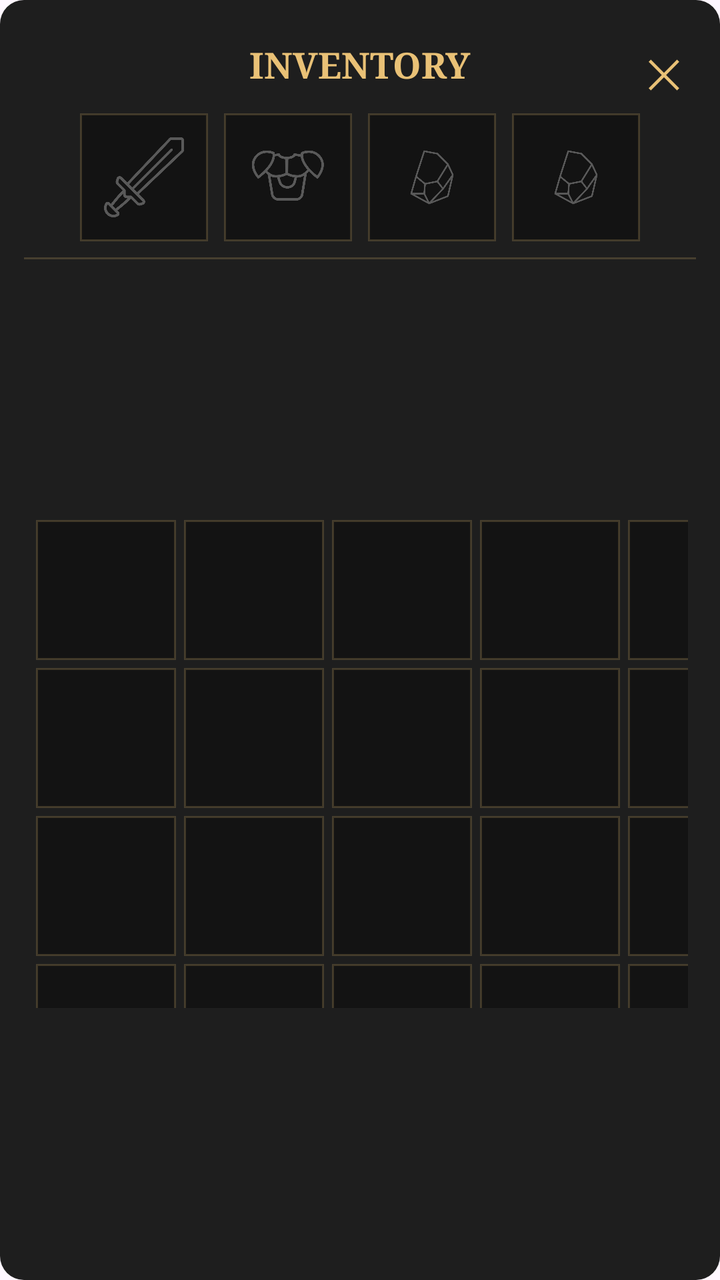
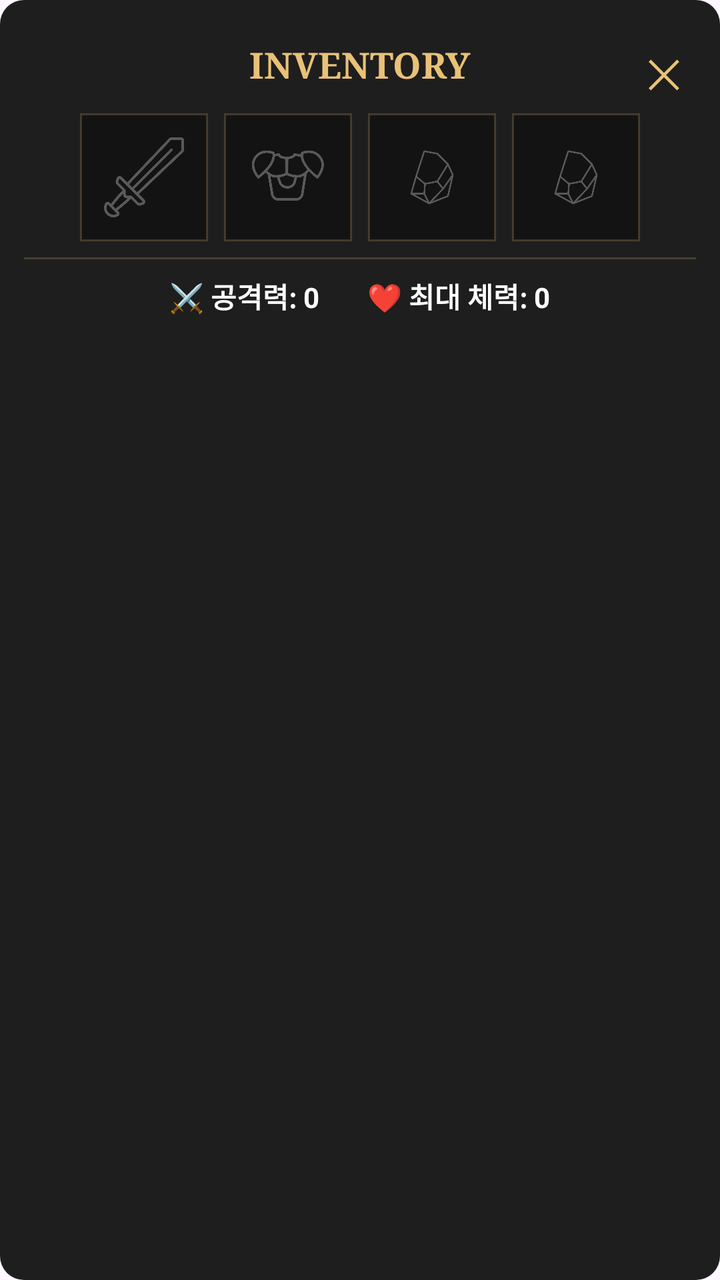

Before-and-after screenshots of an Android layout around one commit, followed by the original layout XML and the change that was made.
<!-- AndroidManifest.xml: application theme Theme.TextDungeon -->
<!-- res/layout/inventory_dialog.xml -->
<?xml version="1.0" encoding="utf-8"?>
<androidx.constraintlayout.widget.ConstraintLayout xmlns:android="http://schemas.android.com/apk/res/android"
    xmlns:app="http://schemas.android.com/apk/res-auto"
    xmlns:tools="http://schemas.android.com/tools"
    android:layout_width="match_parent"
    android:layout_height="wrap_content"
    android:background="@drawable/dialog_rounded_background"
    android:backgroundTint="#1E1E1E"
    android:paddingTop="20dp"
    android:paddingBottom="20dp"
    android:paddingStart="12dp"
    android:paddingEnd="12dp">

    
    <TextView
        android:id="@+id/dialog_title"
        android:layout_width="wrap_content"
        android:layout_height="wrap_content"
        android:text="INVENTORY"
        android:textColor="#E9C176"
        android:textSize="18sp"
        android:fontFamily="serif"
        android:textStyle="bold"
        app:layout_constraintTop_toTopOf="parent"
        app:layout_constraintStart_toStartOf="parent"
        app:layout_constraintEnd_toEndOf="parent" />

    <TextView
        android:id="@+id/btn_close"
        android:layout_width="32dp"
        android:layout_height="32dp"
        android:text="✕"
        android:textColor="#E9C176"
        android:textSize="20sp"
        android:gravity="center"
        android:clickable="true"
        android:focusable="true"
        android:background="?attr/selectableItemBackgroundBorderless"
        app:layout_constraintTop_toTopOf="parent"
        app:layout_constraintEnd_toEndOf="parent" />

    

    <LinearLayout
        android:id="@+id/equipment_slots"
        android:layout_width="wrap_content"
        android:layout_height="wrap_content"
        android:layout_marginTop="8dp"
        android:gravity="center"
        android:orientation="horizontal"
        app:layout_constraintEnd_toEndOf="parent"
        app:layout_constraintStart_toStartOf="parent"
        app:layout_constraintTop_toBottomOf="@id/dialog_title">

        
        <FrameLayout
            android:id="@+id/slot_weapon"
            android:layout_width="64dp"
            android:layout_height="64dp"
            android:layout_margin="4dp"
            android:background="@drawable/bg_event_panel">

            <ImageView
                android:layout_width="match_parent"
                android:layout_height="match_parent"
                android:alpha="0.3"
                android:padding="12dp"
                android:src="@drawable/ic_weapon"
                android:tint="#ffffff"
                tools:ignore="ContentDescription" />
        </FrameLayout>

        
        <FrameLayout
            android:id="@+id/slot_armor"
            android:layout_width="64dp"
            android:layout_height="64dp"
            android:layout_margin="4dp"
            android:background="@drawable/bg_event_panel">

            <ImageView
                android:layout_width="match_parent"
                android:layout_height="match_parent"
                android:alpha="0.3"
                android:padding="12dp"
                android:src="@drawable/ic_armor"
                android:tint="#ffffff"
                tools:ignore="ContentDescription" />
        </FrameLayout>

        
        <FrameLayout
            android:id="@+id/slot_atf_1"
            android:layout_width="64dp"
            android:layout_height="64dp"
            android:layout_margin="4dp"
            android:background="@drawable/bg_event_panel">

            <ImageView
                android:layout_width="match_parent"
                android:layout_height="match_parent"
                android:alpha="0.3"
                android:padding="12dp"
                android:src="@drawable/ic_artifact"
                android:tint="#ffffff"
                tools:ignore="ContentDescription" />
        </FrameLayout>

        
        <FrameLayout
            android:id="@+id/slot_atf_2"
            android:layout_width="64dp"
            android:layout_height="64dp"
            android:layout_margin="4dp"
            android:background="@drawable/bg_event_panel">

            <ImageView
                android:layout_width="match_parent"
                android:layout_height="match_parent"
                android:alpha="0.3"
                android:padding="12dp"
                android:src="@drawable/ic_artifact"
                android:tint="#ffffff"
                tools:ignore="ContentDescription" />
        </FrameLayout>
    </LinearLayout>

    <View
        android:id="@+id/divider"
        android:layout_width="0dp"
        android:layout_height="1dp"
        android:layout_marginTop="4dp"
        android:background="#33E9C176"
        app:layout_constraintTop_toBottomOf="@id/equipment_slots"
        app:layout_constraintStart_toStartOf="parent"
        app:layout_constraintEnd_toEndOf="parent" />

    
    <ScrollView
        android:id="@+id/bag_scroll"
        android:layout_width="0dp"
        android:layout_height="250dp"
        android:layout_marginTop="8dp"
        android:scrollbars="none"
        app:layout_constraintBottom_toBottomOf="parent"
        app:layout_constraintEnd_toEndOf="parent"
        app:layout_constraintStart_toStartOf="parent"
        app:layout_constraintTop_toBottomOf="@id/divider">

        <GridLayout
            android:id="@+id/bag_grid"
            android:layout_width="wrap_content"
            android:layout_height="wrap_content"
            android:layout_gravity="top|center_horizontal"
            android:columnCount="5"
            android:padding="4dp">

            
            
            <FrameLayout android:layout_width="70dp" android:layout_height="70dp" android:layout_margin="2dp" android:background="@drawable/bg_event_panel" />
            <FrameLayout android:layout_width="70dp" android:layout_height="70dp" android:layout_margin="2dp" android:background="@drawable/bg_event_panel" />
            <FrameLayout android:layout_width="70dp" android:layout_height="70dp" android:layout_margin="2dp" android:background="@drawable/bg_event_panel" />
            <FrameLayout android:layout_width="70dp" android:layout_height="70dp" android:layout_margin="2dp" android:background="@drawable/bg_event_panel" />
            <FrameLayout android:layout_width="70dp" android:layout_height="70dp" android:layout_margin="2dp" android:background="@drawable/bg_event_panel" />
            
            <FrameLayout android:layout_width="70dp" android:layout_height="70dp" android:layout_margin="2dp" android:background="@drawable/bg_event_panel" />
            <FrameLayout android:layout_width="70dp" android:layout_height="70dp" android:layout_margin="2dp" android:background="@drawable/bg_event_panel" />
            <FrameLayout android:layout_width="70dp" android:layout_height="70dp" android:layout_margin="2dp" android:background="@drawable/bg_event_panel" />
            <FrameLayout android:layout_width="70dp" android:layout_height="70dp" android:layout_margin="2dp" android:background="@drawable/bg_event_panel" />
            <FrameLayout android:layout_width="70dp" android:layout_height="70dp" android:layout_margin="2dp" android:background="@drawable/bg_event_panel" />
            
            <FrameLayout android:layout_width="70dp" android:layout_height="70dp" android:layout_margin="2dp" android:background="@drawable/bg_event_panel" />
            <FrameLayout android:layout_width="70dp" android:layout_height="70dp" android:layout_margin="2dp" android:background="@drawable/bg_event_panel" />
            <FrameLayout android:layout_width="70dp" android:layout_height="70dp" android:layout_margin="2dp" android:background="@drawable/bg_event_panel" />
            <FrameLayout android:layout_width="70dp" android:layout_height="70dp" android:layout_margin="2dp" android:background="@drawable/bg_event_panel" />
            <FrameLayout android:layout_width="70dp" android:layout_height="70dp" android:layout_margin="2dp" android:background="@drawable/bg_event_panel" />
            
            <FrameLayout android:layout_width="70dp" android:layout_height="70dp" android:layout_margin="2dp" android:background="@drawable/bg_event_panel" />
            <FrameLayout android:layout_width="70dp" android:layout_height="70dp" android:layout_margin="2dp" android:background="@drawable/bg_event_panel" />
            <FrameLayout android:layout_width="70dp" android:layout_height="70dp" android:layout_margin="2dp" android:background="@drawable/bg_event_panel" />
            <FrameLayout android:layout_width="70dp" android:layout_height="70dp" android:layout_margin="2dp" android:background="@drawable/bg_event_panel" />
            <FrameLayout android:layout_width="70dp" android:layout_height="70dp" android:layout_margin="2dp" android:background="@drawable/bg_event_panel" />
            
            <FrameLayout android:layout_width="70dp" android:layout_height="70dp" android:layout_margin="2dp" android:background="@drawable/bg_event_panel" />
            <FrameLayout android:layout_width="70dp" android:layout_height="70dp" android:layout_margin="2dp" android:background="@drawable/bg_event_panel" />
            <FrameLayout android:layout_width="70dp" android:layout_height="70dp" android:layout_margin="2dp" android:background="@drawable/bg_event_panel" />
            <FrameLayout android:layout_width="70dp" android:layout_height="70dp" android:layout_margin="2dp" android:background="@drawable/bg_event_panel" />
            <FrameLayout android:layout_width="70dp" android:layout_height="70dp" android:layout_margin="2dp" android:background="@drawable/bg_event_panel" />
            
            <FrameLayout android:layout_width="70dp" android:layout_height="70dp" android:layout_margin="2dp" android:background="@drawable/bg_event_panel" />
            <FrameLayout android:layout_width="70dp" android:layout_height="70dp" android:layout_margin="2dp" android:background="@drawable/bg_event_panel" />
            <FrameLayout android:layout_width="70dp" android:layout_height="70dp" android:layout_margin="2dp" android:background="@drawable/bg_event_panel" />
            <FrameLayout android:layout_width="70dp" android:layout_height="70dp" android:layout_margin="2dp" android:background="@drawable/bg_event_panel" />
            <FrameLayout android:layout_width="70dp" android:layout_height="70dp" android:layout_margin="2dp" android:background="@drawable/bg_event_panel" />

        </GridLayout>
    </ScrollView>

</androidx.constraintlayout.widget.ConstraintLayout>
<!-- resources referenced by this layout -->
<resources>
  <!-- drawable bg_event_panel (drawable) -->
  <?xml version="1.0" encoding="utf-8"?>
  <shape xmlns:android="http://schemas.android.com/apk/res/android">
      <solid android:color="#131313" />
      <stroke
          android:width="1dp"
          android:color="#33E9C176" /> 
      <corners android:radius="0dp" />
  </shape>
  <!-- drawable dialog_rounded_background (drawable) -->
  <?xml version="1.0" encoding="utf-8"?>
  <shape xmlns:android="http://schemas.android.com/apk/res/android">
      <solid android:color="#131313"/>
      <corners android:radius="12dp"/>
  </shape>
  <!-- drawable ic_armor: png bitmap (drawable, 15985 bytes) -->
  <!-- drawable ic_artifact: png bitmap (drawable, 11038 bytes) -->
  <!-- drawable ic_weapon: png bitmap (drawable, 15235 bytes) -->
  <style name="Theme.TextDungeon" parent="Base.Theme.TextDungeon" />
  <style name="Base.Theme.TextDungeon" parent="Theme.Material3.DayNight.NoActionBar">
          <item name="android:windowFullscreen">true</item>
          <item name="windowNoTitle">true</item>
      </style>
</resources>

<!-- the commit's change to res/layout/inventory_dialog.xml (unified diff, before → after) -->
@@ -11,7 +11,6 @@
     android:paddingStart="12dp"
     android:paddingEnd="12dp">
 
-    
     <TextView
         android:id="@+id/dialog_title"
         android:layout_width="wrap_content"
@@ -26,20 +25,18 @@
         app:layout_constraintEnd_toEndOf="parent" />
 
     <TextView
-        android:id="@+id/btn_close"
+        android:id="@+id/btn_inventory_close"
         android:layout_width="32dp"
         android:layout_height="32dp"
+        android:background="?attr/selectableItemBackgroundBorderless"
+        android:clickable="true"
+        android:focusable="true"
+        android:gravity="center"
         android:text="✕"
         android:textColor="#E9C176"
         android:textSize="20sp"
-        android:gravity="center"
-        android:clickable="true"
-        android:focusable="true"
-        android:background="?attr/selectableItemBackgroundBorderless"
-        app:layout_constraintTop_toTopOf="parent"
-        app:layout_constraintEnd_toEndOf="parent" />
-
-    
+        app:layout_constraintEnd_toEndOf="parent"
+        app:layout_constraintTop_toTopOf="parent" />
 
     <LinearLayout
         android:id="@+id/equipment_slots"
@@ -52,75 +49,71 @@
         app:layout_constraintStart_toStartOf="parent"
         app:layout_constraintTop_toBottomOf="@id/dialog_title">
 
-        
         <FrameLayout
             android:id="@+id/slot_weapon"
             android:layout_width="64dp"
             android:layout_height="64dp"
             android:layout_margin="4dp"
             android:background="@drawable/bg_event_panel">
-
             <ImageView
+                android:id="@+id/slot_weapon_img"
                 android:layout_width="match_parent"
                 android:layout_height="match_parent"
                 android:alpha="0.3"
                 android:padding="12dp"
                 android:src="@drawable/ic_weapon"
-                android:tint="#ffffff"
+                app:tint="#ffffff"
                 tools:ignore="ContentDescription" />
         </FrameLayout>
 
-        
         <FrameLayout
             android:id="@+id/slot_armor"
             android:layout_width="64dp"
             android:layout_height="64dp"
             android:layout_margin="4dp"
             android:background="@drawable/bg_event_panel">
-
             <ImageView
+                android:id="@+id/slot_armor_img"
                 android:layout_width="match_parent"
                 android:layout_height="match_parent"
                 android:alpha="0.3"
                 android:padding="12dp"
                 android:src="@drawable/ic_armor"
-                android:tint="#ffffff"
+                app:tint="#ffffff"
                 tools:ignore="ContentDescription" />
         </FrameLayout>
 
-        
         <FrameLayout
             android:id="@+id/slot_atf_1"
             android:layout_width="64dp"
             android:layout_height="64dp"
             android:layout_margin="4dp"
             android:background="@drawable/bg_event_panel">
-
             <ImageView
+                android:id="@+id/slot_atf_1_img"
                 android:layout_width="match_parent"
                 android:layout_height="match_parent"
                 android:alpha="0.3"
                 android:padding="12dp"
                 android:src="@drawable/ic_artifact"
-                android:tint="#ffffff"
+                app:tint="#ffffff"
                 tools:ignore="ContentDescription" />
         </FrameLayout>
 
-        
         <FrameLayout
             android:id="@+id/slot_atf_2"
             android:layout_width="64dp"
             android:layout_height="64dp"
             android:layout_margin="4dp"
             android:background="@drawable/bg_event_panel">
-
             <ImageView
+                android:id="@+id/slot_atf_2_img"
                 android:layout_width="match_parent"
                 android:layout_height="match_parent"
                 android:alpha="0.3"
                 android:padding="12dp"
                 android:src="@drawable/ic_artifact"
-                android:tint="#ffffff"
+                app:tint="#ffffff"
                 tools:ignore="ContentDescription" />
         </FrameLayout>
     </LinearLayout>
@@ -135,17 +128,48 @@
         app:layout_constraintStart_toStartOf="parent"
         app:layout_constraintEnd_toEndOf="parent" />
 
-    
+    <LinearLayout
+        android:id="@+id/layout_stats"
+        android:layout_width="match_parent"
+        android:layout_height="wrap_content"
+        android:orientation="horizontal"
+        android:gravity="center"
+        android:layout_marginTop="8dp"
+        app:layout_constraintTop_toBottomOf="@id/divider"
+        app:layout_constraintStart_toStartOf="parent"
+        app:layout_constraintEnd_toEndOf="parent">
+
+        <TextView
+            android:id="@+id/tv_final_atk"
+            android:layout_width="wrap_content"
+            android:layout_height="wrap_content"
+            android:layout_marginEnd="24dp"
+            android:text="⚔️ 공격력: 0"
+            android:textColor="#FFFFFF"
+            android:textSize="14sp"
+            android:textStyle="bold" />
+
+        <TextView
+            android:id="@+id/tv_final_hp"
+            android:layout_width="wrap_content"
+            android:layout_height="wrap_content"
+            android:text="❤️ 최대 체력: 0"
+            android:textColor="#FFFFFF"
+            android:textSize="14sp"
+            android:textStyle="bold" />
+    </LinearLayout>
+
     <ScrollView
         android:id="@+id/bag_scroll"
         android:layout_width="0dp"
         android:layout_height="250dp"
-        android:layout_marginTop="8dp"
+        android:layout_marginTop="12dp"
+        android:layout_marginBottom="12dp"
         android:scrollbars="none"
         app:layout_constraintBottom_toBottomOf="parent"
         app:layout_constraintEnd_toEndOf="parent"
         app:layout_constraintStart_toStartOf="parent"
-        app:layout_constraintTop_toBottomOf="@id/divider">
+        app:layout_constraintTop_toBottomOf="@id/layout_stats">
 
         <GridLayout
             android:id="@+id/bag_grid"
@@ -153,47 +177,7 @@
             android:layout_height="wrap_content"
             android:layout_gravity="top|center_horizontal"
             android:columnCount="5"
-            android:padding="4dp">
-
-            
-            
-            <FrameLayout android:layout_width="70dp" android:layout_height="70dp" android:layout_margin="2dp" android:background="@drawable/bg_event_panel" />
-            <FrameLayout android:layout_width="70dp" android:layout_height="70dp" android:layout_margin="2dp" android:background="@drawable/bg_event_panel" />
-            <FrameLayout android:layout_width="70dp" android:layout_height="70dp" android:layout_margin="2dp" android:background="@drawable/bg_event_panel" />
-            <FrameLayout android:layout_width="70dp" android:layout_height="70dp" android:layout_margin="2dp" android:background="@drawable/bg_event_panel" />
-            <FrameLayout android:layout_width="70dp" android:layout_height="70dp" android:layout_margin="2dp" android:background="@drawable/bg_event_panel" />
-            
-            <FrameLayout android:layout_width="70dp" android:layout_height="70dp" android:layout_margin="2dp" android:background="@drawable/bg_event_panel" />
-            <FrameLayout android:layout_width="70dp" android:layout_height="70dp" android:layout_margin="2dp" android:background="@drawable/bg_event_panel" />
-            <FrameLayout android:layout_width="70dp" android:layout_height="70dp" android:layout_margin="2dp" android:background="@drawable/bg_event_panel" />
-            <FrameLayout android:layout_width="70dp" android:layout_height="70dp" android:layout_margin="2dp" android:background="@drawable/bg_event_panel" />
-            <FrameLayout android:layout_width="70dp" android:layout_height="70dp" android:layout_margin="2dp" android:background="@drawable/bg_event_panel" />
-            
-            <FrameLayout android:layout_width="70dp" android:layout_height="70dp" android:layout_margin="2dp" android:background="@drawable/bg_event_panel" />
-            <FrameLayout android:layout_width="70dp" android:layout_height="70dp" android:layout_margin="2dp" android:background="@drawable/bg_event_panel" />
-            <FrameLayout android:layout_width="70dp" android:layout_height="70dp" android:layout_margin="2dp" android:background="@drawable/bg_event_panel" />
-            <FrameLayout android:layout_width="70dp" android:layout_height="70dp" android:layout_margin="2dp" android:background="@drawable/bg_event_panel" />
-            <FrameLayout android:layout_width="70dp" android:layout_height="70dp" android:layout_margin="2dp" android:background="@drawable/bg_event_panel" />
-            
-            <FrameLayout android:layout_width="70dp" android:layout_height="70dp" android:layout_margin="2dp" android:background="@drawable/bg_event_panel" />
-            <FrameLayout android:layout_width="70dp" android:layout_height="70dp" android:layout_margin="2dp" android:background="@drawable/bg_event_panel" />
-            <FrameLayout android:layout_width="70dp" android:layout_height="70dp" android:layout_margin="2dp" android:background="@drawable/bg_event_panel" />
-            <FrameLayout android:layout_width="70dp" android:layout_height="70dp" android:layout_margin="2dp" android:background="@drawable/bg_event_panel" />
-            <FrameLayout android:layout_width="70dp" android:layout_height="70dp" android:layout_margin="2dp" android:background="@drawable/bg_event_panel" />
-            
-            <FrameLayout android:layout_width="70dp" android:layout_height="70dp" android:layout_margin="2dp" android:background="@drawable/bg_event_panel" />
-            <FrameLayout android:layout_width="70dp" android:layout_height="70dp" android:layout_margin="2dp" android:background="@drawable/bg_event_panel" />
-            <FrameLayout android:layout_width="70dp" android:layout_height="70dp" android:layout_margin="2dp" android:background="@drawable/bg_event_panel" />
-            <FrameLayout android:layout_width="70dp" android:layout_height="70dp" android:layout_margin="2dp" android:background="@drawable/bg_event_panel" />
-            <FrameLayout android:layout_width="70dp" android:layout_height="70dp" android:layout_margin="2dp" android:background="@drawable/bg_event_panel" />
-            
-            <FrameLayout android:layout_width="70dp" android:layout_height="70dp" android:layout_margin="2dp" android:background="@drawable/bg_event_panel" />
-            <FrameLayout android:layout_width="70dp" android:layout_height="70dp" android:layout_margin="2dp" android:background="@drawable/bg_event_panel" />
-            <FrameLayout android:layout_width="70dp" android:layout_height="70dp" android:layout_margin="2dp" android:background="@drawable/bg_event_panel" />
-            <FrameLayout android:layout_width="70dp" android:layout_height="70dp" android:layout_margin="2dp" android:background="@drawable/bg_event_panel" />
-            <FrameLayout android:layout_width="70dp" android:layout_height="70dp" android:layout_margin="2dp" android:background="@drawable/bg_event_panel" />
-
-        </GridLayout>
+            android:padding="4dp"/>
     </ScrollView>
 
 </androidx.constraintlayout.widget.ConstraintLayout>
